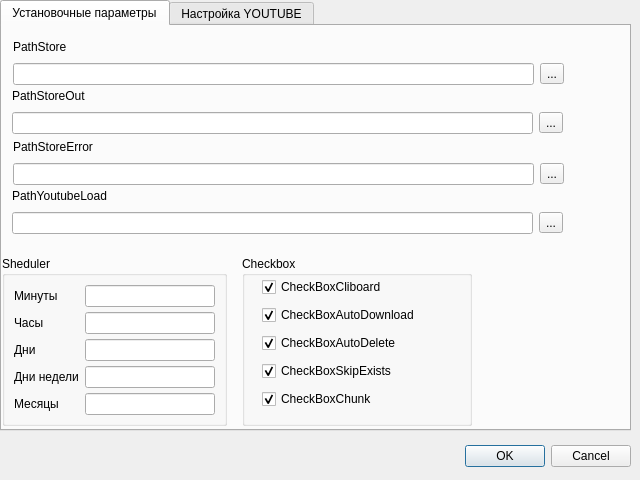
Old version of the form YOUTUBE_Setup.ui in the repository lisitsinyr/YOUTUBE_PY.
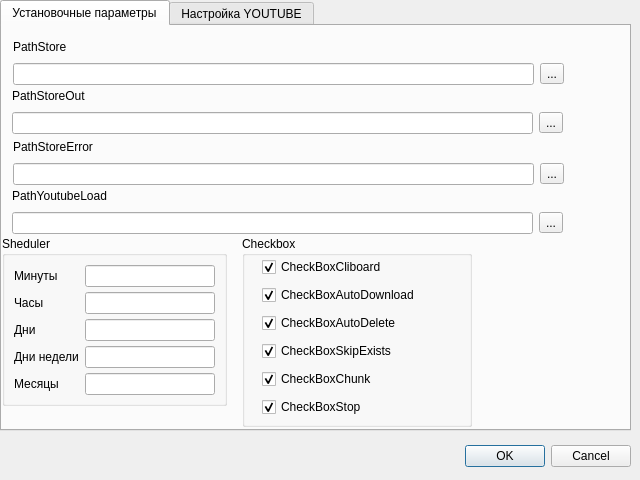
New version of the form.

The edit to the form file:
```diff
--- a/YOUTUBE_Setup.ui
+++ b/YOUTUBE_Setup.ui
@@ -55,7 +55,7 @@
      <property name="geometry">
       <rect>
        <x>0</x>
-       <y>230</y>
+       <y>210</y>
        <width>225</width>
        <height>170</height>
       </rect>
@@ -195,15 +195,15 @@
      <property name="geometry">
       <rect>
        <x>240</x>
-       <y>230</y>
+       <y>210</y>
        <width>230</width>
-       <height>170</height>
+       <height>191</height>
       </rect>
      </property>
      <property name="title">
       <string>Checkbox</string>
      </property>
-     <widget class="QWidget" name="">
+     <widget class="QWidget" name="layoutWidget">
       <property name="geometry">
        <rect>
         <x>20</x>
@@ -325,6 +325,34 @@
        </item>
       </layout>
      </widget>
+     <widget class="QCheckBox" name="checkBox_CheckBoxStop">
+      <property name="geometry">
+       <rect>
+        <x>20</x>
+        <y>160</y>
+        <width>200</width>
+        <height>22</height>
+       </rect>
+      </property>
+      <property name="minimumSize">
+       <size>
+        <width>200</width>
+        <height>22</height>
+       </size>
+      </property>
+      <property name="maximumSize">
+       <size>
+        <width>200</width>
+        <height>22</height>
+       </size>
+      </property>
+      <property name="text">
+       <string>CheckBoxStop</string>
+      </property>
+      <property name="checked">
+       <bool>true</bool>
+      </property>
+     </widget>
     </widget>
     <widget class="QWidget" name="layoutWidget">
      <property name="geometry">
@@ -359,7 +387,7 @@
       </item>
      </layout>
     </widget>
-    <widget class="QWidget" name="">
+    <widget class="QWidget" name="layoutWidget">
      <property name="geometry">
       <rect>
        <x>11</x>
@@ -392,7 +420,7 @@
       </item>
      </layout>
     </widget>
-    <widget class="QWidget" name="">
+    <widget class="QWidget" name="layoutWidget">
      <property name="geometry">
       <rect>
        <x>10</x>
@@ -425,7 +453,7 @@
       </item>
      </layout>
     </widget>
-    <widget class="QWidget" name="">
+    <widget class="QWidget" name="layoutWidget">
      <property name="geometry">
       <rect>
        <x>11</x>
```
Left out of the diff: 2 changed lines with no effect on the pictures.
